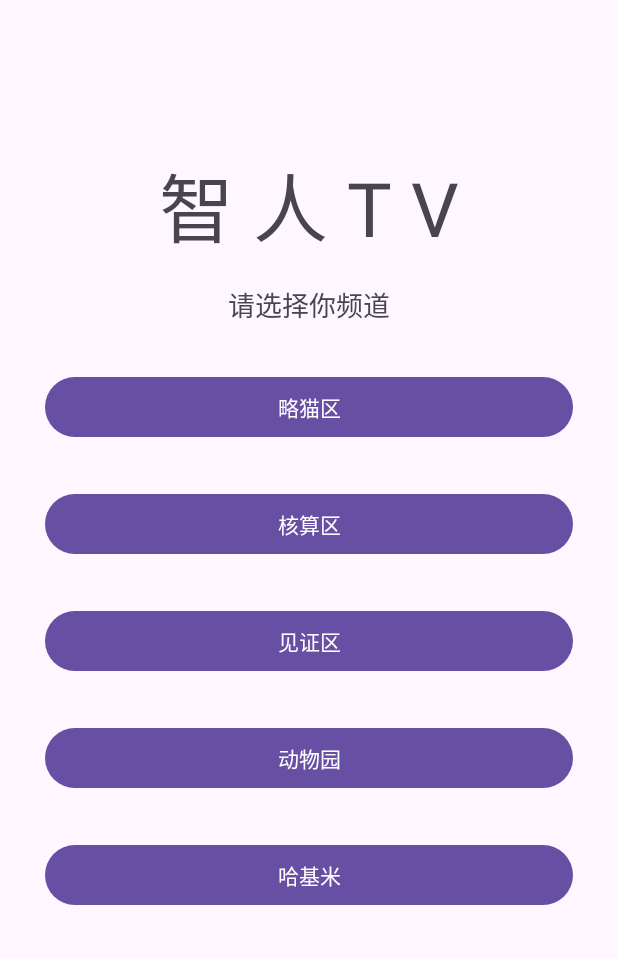
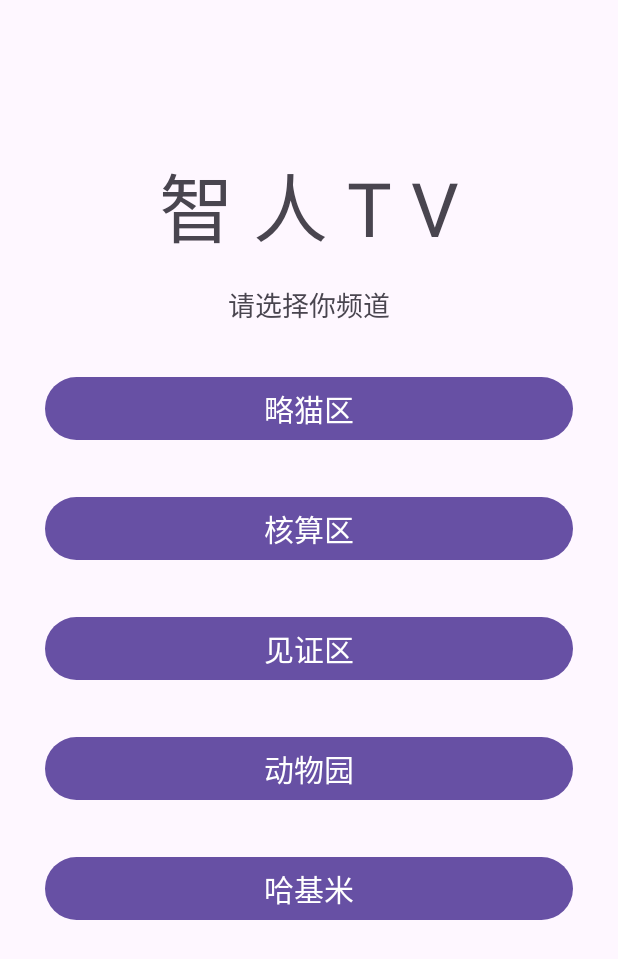
Before and after one commit to Juliano114514/Homo_tv, an Android app built with Jetpack Compose: the screen it shows after launch (GreetingBtn), on a phone screen of 412 x 824 dp. Shown: the top 959 px of the screen. Run offline under Robolectric (Android 15) with nearby library versions, the phone set to English and light mode, and no system bars.

Commit message:
v0.0.3 完善按钮交互

```diff
--- a/app/build.gradle
+++ b/app/build.gradle
@@ -13,7 +13,7 @@ android {
         minSdk 24
         targetSdk 35
         versionCode 1
-        versionName "0.0.2"
+        versionName "0.0.3"
 
         testInstrumentationRunner "androidx.test.runner.AndroidJUnitRunner"
     }
--- a/app/src/main/res/layout/greeting.xml
+++ b/app/src/main/res/layout/greeting.xml
@@ -30,7 +30,8 @@
     android:text="略猫区"
     android:layout_marginTop="15dp"
     android:layout_marginStart="30dp"
-    android:layout_marginEnd="30dp" />
+    android:layout_marginEnd="30dp"
+    android:textSize="20sp"/>
 
   <Button
     android:id = "@+id/dingdong"
@@ -39,7 +40,8 @@
     android:text="核算区"
     android:layout_marginTop="30dp"
     android:layout_marginStart="30dp"
-    android:layout_marginEnd="30dp" />
+    android:layout_marginEnd="30dp"
+    android:textSize="20sp"/>
 
   <Button
     android:id = "@+id/purple_egg"
@@ -48,22 +50,31 @@
     android:text="见证区"
     android:layout_marginTop="30dp"
     android:layout_marginStart="30dp"
-    android:layout_marginEnd="30dp" />
+    android:layout_marginEnd="30dp"
+    android:textSize="20sp"/>
+
 
   <Button
+    android:id = "@+id/otto"
     android:layout_width="match_parent"
     android:layout_height="wrap_content"
     android:text="动物园"
     android:layout_marginTop="30dp"
     android:layout_marginStart="30dp"
-    android:layout_marginEnd="30dp" />
+    android:layout_marginEnd="30dp"
+    android:textSize="20sp"
+    android:onClick="xmlClick"/>
+    <!-- xml中绑定点击事件 -->
 
     <Button
+      android:id = "@+id/hachimi"
       android:layout_width="match_parent"
       android:layout_height="wrap_content"
       android:text="哈基米"
       android:layout_marginTop="30dp"
       android:layout_marginStart="30dp"
-      android:layout_marginEnd="30dp" />
+      android:layout_marginEnd="30dp"
+      android:textSize="20sp"
+      android:onClick="xmlClick"/>
 
 </LinearLayout>
```
Also changed, not shown: app/src/main/AndroidManifest.xml (+7 -3 lines), app/src/main/java/com/example/test1/GreetingBtn.java (+10 -1 lines), app/src/main/java/com/example/test1/PurpleEgg.java (added, +14 -0 lines), app/src/main/res/layout/purple_egg.xml (added, +54 -0 lines), app/src/main/res/layout/sign_up.xml (+13 -6 lines).
